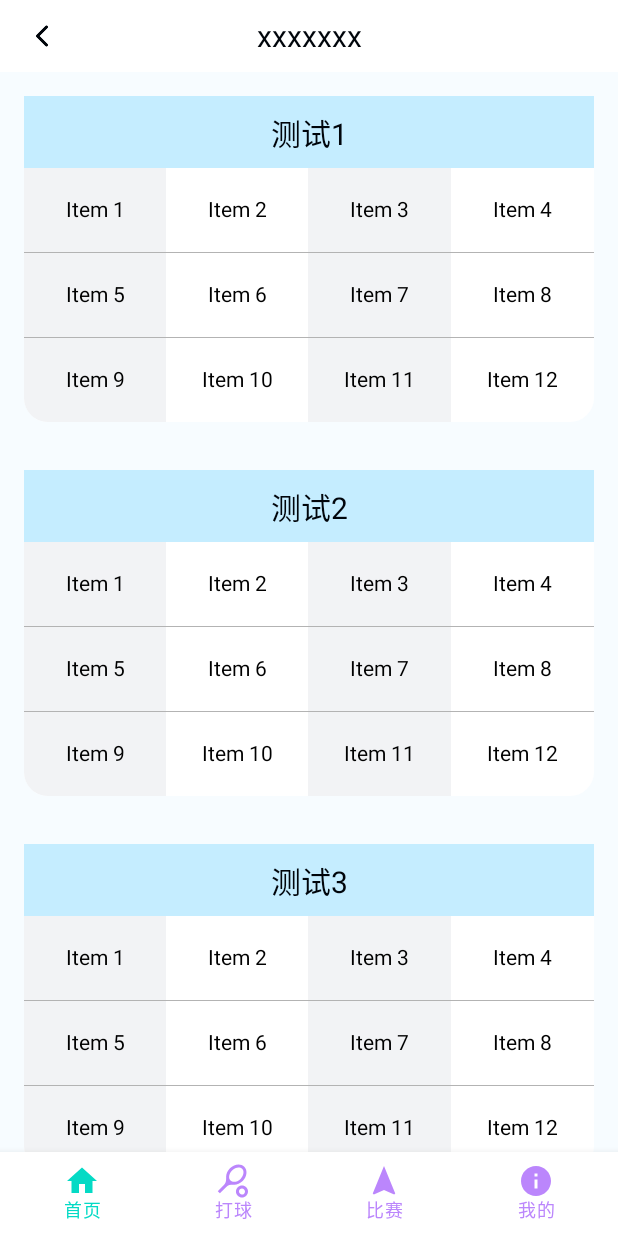
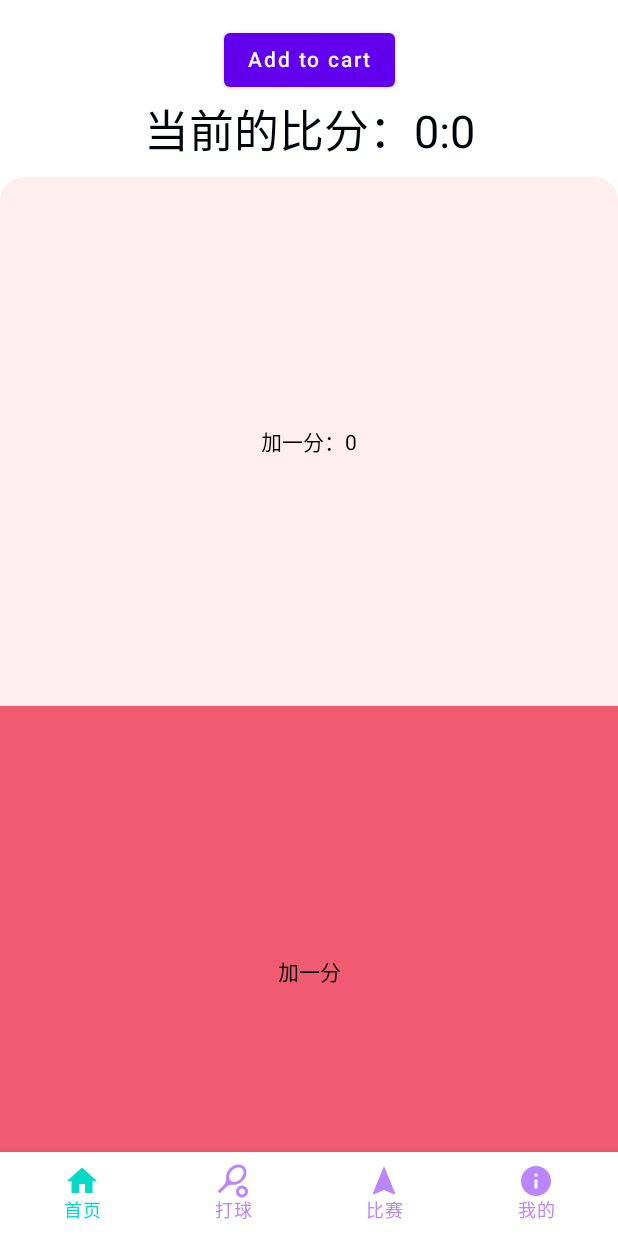
Before and after one commit to a369155609/badmintonScore, an Android app built with Jetpack Compose: the screen it shows after launch (MainActivity), on a phone screen of 412 x 824 dp. Run offline under Robolectric (Android 15) with nearby library versions, the phone set to English and light mode, and no system bars; our stand-ins replace Dagger/Hilt's generated code, livedata-compose.

```diff
--- a/app/src/main/java/com/junyu/badmintonscore/ui/MainActivity.kt
+++ b/app/src/main/java/com/junyu/badmintonscore/ui/MainActivity.kt
@@ -1,4 +1,5 @@
 package com.junyu.badmintonscore.ui
+
 
 import android.os.Bundle
 import androidx.activity.ComponentActivity
@@ -14,14 +15,14 @@ import androidx.compose.foundation.layout.offset
 import androidx.compose.foundation.layout.padding
 import androidx.compose.foundation.layout.size
 import androidx.compose.foundation.layout.statusBarsPadding
+
 import androidx.compose.foundation.shape.CircleShape
-import androidx.compose.foundation.shape.RoundedCornerShape
 import androidx.compose.material.BottomAppBar
+import androidx.compose.material.BottomNavigation
 import androidx.compose.material.BottomNavigationItem
 import androidx.compose.material.Icon
 import androidx.compose.material.IconButton
 import androidx.compose.material.Scaffold
-import androidx.compose.material.Surface
 import androidx.compose.material.Text
 import androidx.compose.material.icons.Icons
 import androidx.compose.material.icons.filled.Home
@@ -38,7 +39,6 @@ import androidx.compose.runtime.rememberCoroutineScope
 import androidx.compose.ui.Alignment
 import androidx.compose.ui.Modifier
 import androidx.compose.ui.draw.clip
-import androidx.compose.ui.draw.shadow
 import androidx.compose.ui.geometry.Offset
 import androidx.compose.ui.graphics.Color
 import androidx.compose.ui.graphics.Shadow
@@ -50,22 +50,15 @@ import androidx.compose.ui.text.TextStyle
 import androidx.compose.ui.text.buildAnnotatedString
 import androidx.compose.ui.text.font.FontFamily
 import androidx.compose.ui.text.withStyle
-import androidx.compose.ui.tooling.preview.Preview
 import androidx.compose.ui.unit.dp
 import androidx.compose.ui.unit.sp
 import androidx.hilt.navigation.compose.hiltViewModel
-import androidx.lifecycle.ViewModelProvider
 import com.junyu.badmintonscore.R
-import com.junyu.badmintonscore.test.MediaList
-import com.junyu.badmintonscore.test.MediaTable
 import com.junyu.badmintonscore.test.testTabRow
-import com.junyu.badmintonscore.ui.base.CraneDrawer
-
+import com.junyu.badmintonscore.ui.widget.ScoreWidget
 import com.junyu.badmintonscore.viewmodel.MainViewModel
 
 class MainActivity : ComponentActivity() {
-
-
 
     val labelList = listOf("首页","打球","比赛","我的")
 
@@ -82,13 +75,16 @@ class MainActivity : ComponentActivity() {
         }
     }
 
+
+
     override fun onCreate(savedInstanceState: Bundle?) {
         super.onCreate(savedInstanceState)
         setContent {
 //            testCompose()
             val mainViewModel = hiltViewModel<MainViewModel>()
 
-            Greeting()
+            Greeting(mainViewModel)
+//            HorizontalPagerTest()
         }
     }
 
@@ -97,7 +93,6 @@ class MainActivity : ComponentActivity() {
     private fun TestCompose(contentPadding: PaddingValues) {
         Box(
             modifier = Modifier.fillMaxSize(),
-
             ) {
 
             Text(text = "测试")
@@ -150,9 +145,9 @@ class MainActivity : ComponentActivity() {
         }
 
     }
-    @Preview(showBackground = true)
+
     @Composable
-    fun Greeting() {
+    fun Greeting(mainViewModel: MainViewModel) {
         val scaffoldState = rememberScaffoldState()
         var selectIndex = remember{
             mutableStateOf(0)
@@ -161,28 +156,34 @@ class MainActivity : ComponentActivity() {
         Scaffold(
             scaffoldState = scaffoldState,
             modifier = Modifier.statusBarsPadding(),
-            drawerContent = {
-                CraneDrawer()
-            }, bottomBar = {
+//            drawerContent = {
+//                CraneDrawer()
+//            },
+            bottomBar = {
                 CreateBottomBar(selectIndex)
             }
         ) { contentPadding ->
             val scope = rememberCoroutineScope()
 //        Text(text = "测试", modifier = Modifier.padding(contentPadding))
 //            TestCompose(contentPadding)
-            pageChange(contentPadding,selectIndex)
+            pageChange(mainViewModel,contentPadding,selectIndex)
         }
 
     }
     @Composable
-    private fun pageChange(contentPadding: PaddingValues, selectIndex: MutableState<Int>) {
+    private fun pageChange(
+        mainViewModel: MainViewModel,
+        contentPadding: PaddingValues,
+        selectIndex: MutableState<Int>
+    ) {
         val count by remember { mutableStateOf(0) }
 
         when(selectIndex.value){
             0 ->{
 //                TextPage("首页",contentPadding)
-                MediaTable(contentPadding)
+//                MediaTable(contentPadding)
 //                MediaList(contentPadding)
+                ScoreWidget(mainViewModel)
             }
             1 ->{
 //                testClip()
@@ -225,10 +226,16 @@ class MainActivity : ComponentActivity() {
 
     @Composable
     fun CreateBottomBar(selectIndex: MutableState<Int>) {
+
+        BottomNavigation() {
+
+        }
+
         BottomAppBar(backgroundColor = colorResource(id = R.color.white)) {
             labelList.forEachIndexed{
                 index, item ->
-                BottomNavigationItem(label = { Text(text = item)},
+                BottomNavigationItem(
+                    label = { Text(text = item)},
                     selected = index == selectIndex.value ,
                     onClick = { selectIndex.value = index }, icon = { Icon(
                         imageVector = iconList[index],
--- /dev/null
+++ b/app/src/main/java/com/junyu/badmintonscore/ui/widget/PressIconButton.kt
@@ -0,0 +1,51 @@
+package com.junyu.badmintonscore.ui.widget
+
+import androidx.compose.animation.AnimatedVisibility
+import androidx.compose.foundation.interaction.MutableInteractionSource
+import androidx.compose.foundation.interaction.collectIsPressedAsState
+import androidx.compose.foundation.layout.Row
+import androidx.compose.foundation.layout.Spacer
+import androidx.compose.foundation.layout.size
+import androidx.compose.material.Button
+import androidx.compose.material.ButtonDefaults
+import androidx.compose.runtime.Composable
+import androidx.compose.runtime.State
+import androidx.compose.runtime.remember
+import androidx.compose.ui.Modifier
+
+/**
+ * @Name PressIconButton
+ * @Descript TODO
+ * @CreateTime 2023/8/16 10:35
+ * @Created by Administrator
+ */
+@Composable
+fun PressIconButton(
+    onClick: () -> Unit,
+    icon: @Composable () -> Unit,
+    text: @Composable () -> Unit,
+    modifier: Modifier = Modifier,
+    interactionSource: MutableInteractionSource = remember { MutableInteractionSource() }
+) {
+
+    val isPressed = interactionSource.collectIsPressedAsState().value
+//    val test: State<Boolean> by lazy { interactionSource.collectIsPressedAsState() }
+
+    Button(onClick = onClick, modifier = modifier,
+        interactionSource = interactionSource) {
+        AnimatedVisibility(visible = isPressed) {
+//            if (isPressed) {
+//                Row {
+//                    icon()
+//                    Spacer(Modifier.size(ButtonDefaults.IconSpacing))
+//                }
+//            }
+            Row {
+                icon()
+                Spacer(Modifier.size(ButtonDefaults.IconSpacing))
+            }
+
+        }
+        text()
+    }
+}
--- /dev/null
+++ b/app/src/main/java/com/junyu/badmintonscore/ui/widget/ScoreWidget.kt
@@ -0,0 +1,183 @@
+package com.junyu.badmintonscore.ui.widget
+
+
+import android.util.Log
+import androidx.compose.animation.animateColorAsState
+import androidx.compose.foundation.background
+import androidx.compose.foundation.clickable
+import androidx.compose.foundation.interaction.DragInteraction
+import androidx.compose.foundation.interaction.Interaction
+import androidx.compose.foundation.interaction.InteractionSource
+
+
+import androidx.compose.foundation.interaction.MutableInteractionSource
+import androidx.compose.foundation.interaction.PressInteraction
+import androidx.compose.foundation.interaction.collectIsPressedAsState
+import androidx.compose.foundation.layout.Box
+import androidx.compose.foundation.layout.Column
+import androidx.compose.foundation.layout.fillMaxSize
+import androidx.compose.foundation.layout.fillMaxWidth
+import androidx.compose.foundation.layout.padding
+import androidx.compose.foundation.shape.RoundedCornerShape
+import androidx.compose.material.Button
+import androidx.compose.material.Icon
+import androidx.compose.material.Text
+import androidx.compose.material.icons.Icons
+import androidx.compose.material.icons.filled.ShoppingCart
+import androidx.compose.material.ripple.rememberRipple
+import androidx.compose.runtime.Composable
+import androidx.compose.runtime.LaunchedEffect
+import androidx.compose.runtime.livedata.observeAsState
+import androidx.compose.runtime.mutableStateListOf
+import androidx.compose.runtime.mutableStateOf
+import androidx.compose.runtime.remember
+import androidx.compose.ui.Alignment
+import androidx.compose.ui.Modifier
+import androidx.compose.ui.draw.drawWithContent
+import androidx.compose.ui.geometry.Offset
+import androidx.compose.ui.graphics.Color
+import androidx.compose.ui.graphics.drawscope.DrawScope
+import androidx.compose.ui.text.TextStyle
+import androidx.compose.ui.tooling.preview.Preview
+import androidx.compose.ui.unit.dp
+import androidx.compose.ui.unit.min
+import androidx.compose.ui.unit.sp
+import com.junyu.badmintonscore.utils.ColorUtils
+import com.junyu.badmintonscore.viewmodel.MainViewModel
+
+/**
+ * @Name ScoreWidget
+ * @Descript TODO
+ * @CreateTime 2023/8/15 10:28
+ * @Created by Administrator
+ */
+
+const val TAG = "ScoreWidget"
+
+
+@Composable
+fun ScoreWidget(viewModel: MainViewModel) {
+
+    val blueCount = viewModel.blueCount.observeAsState()
+
+    val redCount = viewModel.redCount.observeAsState()
+
+    val blue = ColorUtils.hexToColor("#2a5caa")
+
+    val red = ColorUtils.hexToColor("#f05b72")
+
+    val startColor = ColorUtils.hexToColor("#feeeed")
+
+    val endColor = ColorUtils.hexToColor("#1d953f")
+
+    var lastRecordTime = remember { mutableStateOf(-1L) }
+
+    val interactionSource = remember { MutableInteractionSource() }
+
+    val isPressed = interactionSource.collectIsPressedAsState().value
+
+    val blueIndication = rememberRipple(color = Color.Blue)
+
+    val grayIndication = rememberRipple(bounded = false, color = Color.Gray)
+
+    val interactions = remember { mutableStateListOf<Interaction>() }
+
+    val lastInteraction = when (interactions.lastOrNull()) {
+        is DragInteraction.Start -> "Dragged"
+        is PressInteraction.Press -> "Pressed"
+        else -> "No state"
+    }
+
+    val animatedColor = animateColorAsState(
+        targetValue = if (isPressed) endColor else startColor
+    )
+
+    LaunchedEffect(interactionSource){
+        interactionSource.interactions.collect{
+                interaction ->
+            when (interaction) {
+                is PressInteraction.Press -> {
+                    interactions.add(interaction)
+                }
+                is PressInteraction.Release -> {
+                    interactions.remove(interaction.press)
+                }
+                is PressInteraction.Cancel -> {
+                    interactions.remove(interaction.press)
+                }
+                is DragInteraction.Start -> {
+                    interactions.add(interaction)
+                }
+                is DragInteraction.Stop -> {
+                    interactions.remove(interaction.start)
+                }
+                is DragInteraction.Cancel -> {
+                    interactions.remove(interaction.start)
+                }
+            }
+        }
+    }
+
+    Column(
+        modifier = Modifier
+            .fillMaxSize()
+            .padding(top = 16.dp), horizontalAlignment = Alignment.CenterHorizontally
+    ) {
+
+        PressIconButton(
+            onClick = {},
+            icon = { Icon(Icons.Filled.ShoppingCart, contentDescription = null) },
+            text = { Text("Add to cart") }
+        )
+
+        Text(
+            modifier = Modifier.padding(bottom = 10.dp),
+            text = "当前的比分：${blueCount.value}:${redCount.value}",
+            style = TextStyle(fontSize = 30.sp, color = ColorUtils.hexToColor("#00050B"))
+        )
+
+        Box(modifier = Modifier
+            .clickable(interactionSource, null) {
+//                Log.i(TAG, "double click start:${lastRecordTime.value}")
+                if (lastRecordTime.value == -1L) {
+                    lastRecordTime.value = System.currentTimeMillis()
+                    return@clickable
+                } else if (System.currentTimeMillis() - lastRecordTime.value > 300) {
+                    Log.i(
+                        TAG,
+                        "double click fail${System.currentTimeMillis() - lastRecordTime.value}"
+                    )
+                    lastRecordTime.value = -1
+                    return@clickable
+                }
+                Log.i(TAG, "double click success")
+                viewModel.addBlueCount()
+                lastRecordTime.value = -1
+            }
+            .weight(1f)
+            .fillMaxWidth()
+            .background(
+                color = animatedColor.value,
+                shape = RoundedCornerShape(topStart = 16.dp, topEnd = 16.dp)
+            ),
+            contentAlignment = Alignment.Center) {
+            Text(text = "加一分：${blueCount.value}")
+        }
+        Box(
+            modifier = Modifier
+                .weight(1f)
+                .fillMaxWidth()
+                .clickable {
+                    viewModel.addRedCount()
+                }
+                .background(
+                    color = red,
+                    shape = RoundedCornerShape(bottomStart = 16.dp, bottomEnd = 16.dp)
+                ), contentAlignment = Alignment.Center
+        ) {
+            Text(text = "加一分")
+        }
+
+
+    }
+}
--- a/app/src/main/java/com/junyu/badmintonscore/viewmodel/MainViewModel.kt
+++ b/app/src/main/java/com/junyu/badmintonscore/viewmodel/MainViewModel.kt
@@ -1,7 +1,10 @@
 package com.junyu.badmintonscore.viewmodel
 
+import androidx.lifecycle.LiveData
+import androidx.lifecycle.MutableLiveData
 import androidx.lifecycle.ViewModel
 import dagger.hilt.android.lifecycle.HiltViewModel
+import javax.inject.Inject
 
 /**
  * @Name MainViewModel
@@ -10,8 +13,40 @@ import dagger.hilt.android.lifecycle.HiltViewModel
  * @Created by Administrator
  */
 @HiltViewModel
-class MainViewModel:ViewModel() {
+class MainViewModel @Inject constructor() :ViewModel() {
 
     val testLIst = listOf("1","1","1","1","1")
 
+    private val _redCount = MutableLiveData<Int>(0)
+
+    private val _blueCount = MutableLiveData<Int>(0)
+
+    val redCount:LiveData<Int> get() = _redCount
+    val blueCount:LiveData<Int> get() = _blueCount
+
+    fun addRedCount(){
+        _redCount.value = _redCount.value?.plus(1)
+    }
+
+    fun addRedCount(value:Int){
+        _redCount.value = _redCount.value?.plus(value)
+    }
+
+    fun desRedCount(){
+        _redCount.value = _redCount.value?.minus(1)
+    }
+
+    fun addBlueCount(){
+        _blueCount.value = _blueCount.value?.plus(1)
+    }
+
+    fun addBlueCount(value:Int){
+        _blueCount.value = _blueCount.value?.plus(value)
+    }
+
+    fun desBlueCount(){
+        _blueCount.value = _blueCount.value?.minus(1)
+    }
+
+
 }
--- a/gradle/libs.versions.toml
+++ b/gradle/libs.versions.toml
@@ -51,7 +51,9 @@ secrets = "2.0.1"
 # @keep
 targetSdk = "33"
 version-catalog-update = "0.8.0"
+
 autosize-version = "1.2.1"
+foundation-version = "1.4.2"
 
 [libraries]
 
@@ -69,8 +71,8 @@ androidx-benchmark-macrobenchmark = { module = "androidx.benchmark:benchmark-mac
 androidx-benchmark-macrobenchmark-junit4 = { module = "androidx.benchmark:benchmark-macro-junit4", version.ref = "androidx-benchmark-junit4" }
 androidx-compose-animation = { module = "androidx.compose.animation:animation" }
 androidx-compose-bom = { module = "androidx.compose:compose-bom", version.ref = "androidx-compose-bom" }
-androidx-compose-foundation = { module = "androidx.compose.foundation:foundation" }
-androidx-compose-foundation-layout = { module = "androidx.compose.foundation:foundation-layout" }
+androidx-compose-foundation = { module = "androidx.compose.foundation:foundation" , version.ref = "foundation-version"}
+androidx-compose-foundation-layout = { module = "androidx.compose.foundation:foundation-layout", version.ref = "foundation-version" }
 androidx-compose-material = { module = "androidx.compose.material:material" }
 androidx-compose-material-iconsExtended = { module = "androidx.compose.material:material-icons-extended" }
 androidx-compose-material3 = { module = "androidx.compose.material3:material3" }
```
Also changed, not shown: app/build.gradle (+24 -1 lines), app/src/main/java/com/junyu/badmintonscore/test/MediaList.kt (+2 -2 lines), app/src/main/java/com/junyu/badmintonscore/test/TestTabRow.kt (+38 -1 lines), app/src/main/java/com/junyu/badmintonscore/ui/widget/viewpager/HorizontalPagerTest.kt (added, +97 -0 lines).
